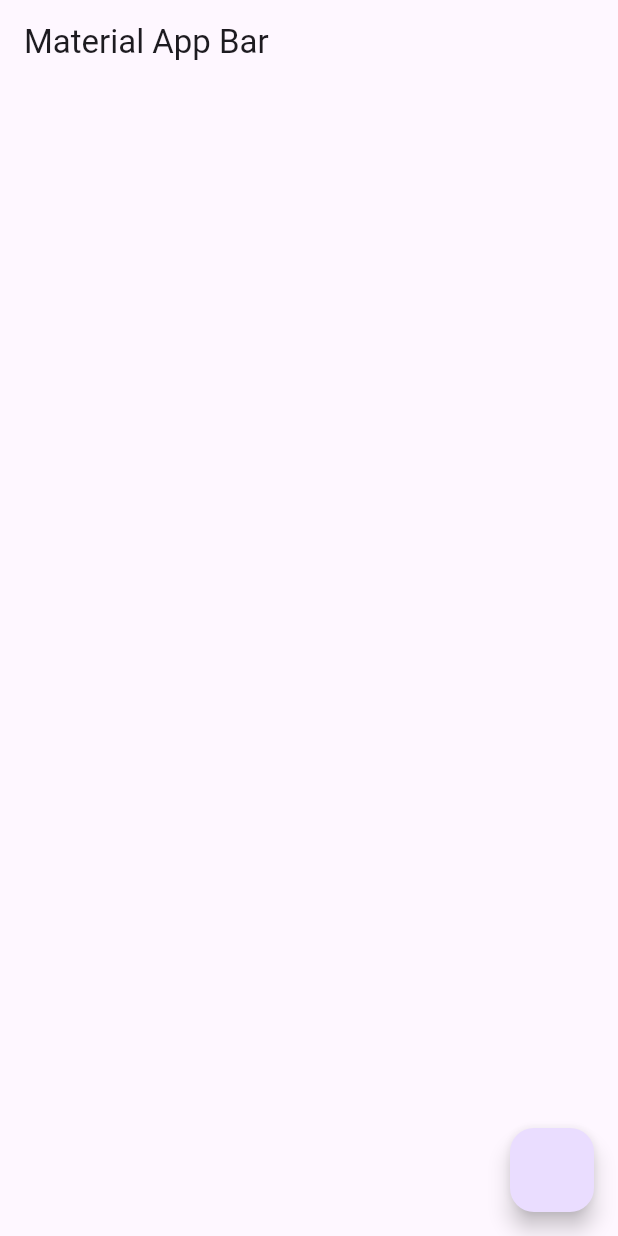
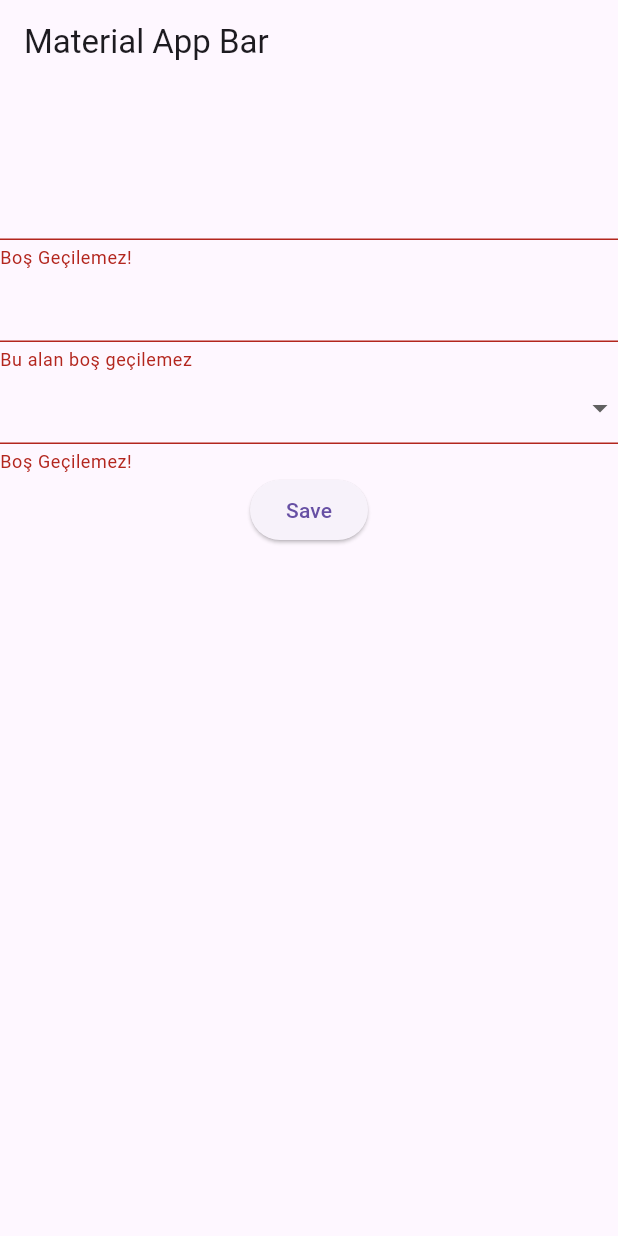
Before and after one commit to Eraytann/animated-mixin-extension-oop, a Flutter app: the screen it shows after launch, on a phone screen of 412 x 824 dp. Run offline on Flutter 3.47's test engine with Material 3 defaults, Android fonts, the phone set to English and light mode, and no system bars.

Commit message:
FormField and Validators added

```diff
--- /dev/null
+++ b/lib/FormLearnView/form_learn_view.dart
@@ -0,0 +1,77 @@
+import 'package:flutter/material.dart';
+
+class FormLearnView extends StatefulWidget {
+  const FormLearnView({super.key});
+
+  @override
+  State<FormLearnView> createState() => _FormLearnViewState();
+}
+
+class _FormLearnViewState extends State<FormLearnView> {
+  //Key üzerinden formun state'i kontrol edilebilir
+  GlobalKey<FormState> _key = GlobalKey();
+
+  @override
+  Widget build(BuildContext context) {
+    return Scaffold(
+      appBar: AppBar(),
+      body: Form(
+        key: _key,
+        autovalidateMode: AutovalidateMode.always,
+        onChanged: () => print('Changed'),
+        child: Column(
+          children: [
+            TextFormField(
+              validator: FormFieldValidator().isNotEmpty,
+            ),
+            TextFormField(
+              validator: (value) {
+                return (value?.isNotEmpty ?? false)
+                    ? null
+                    : 'Bu alan boş geçilemez';
+              },
+            ),
+            DropdownButtonFormField<String>(
+                validator: FormFieldValidator().isNotEmpty,
+                items: const [
+                  DropdownMenuItem(
+                    value: '34',
+                    child: Text('İstanbul'),
+                  ),
+                  DropdownMenuItem(
+                    value: '06',
+                    child: Text('Ankara'),
+                  ),
+                  DropdownMenuItem(
+                    value: '35',
+                    child: Text('İzmir'),
+                  ),
+                ],
+                onChanged: (value) {}),
+            ElevatedButton(
+              onPressed: () {
+                if (_key.currentState?.validate() ?? false) {
+                  print('Okey');
+                }
+              },
+              child: const Text('Save'),
+            )
+          ],
+        ),
+      ),
+    );
+  }
+}
+
+//Validator metodu
+class FormFieldValidator {
+  String? isNotEmpty(String? data) {
+    return (data?.isNotEmpty ?? false)
+        ? null
+        : ValidatorMessage._notEmptyMessage;
+  }
+}
+
+class ValidatorMessage {
+  static const String _notEmptyMessage = 'Boş Geçilemez!';
+}
--- a/lib/main.dart
+++ b/lib/main.dart
@@ -1,5 +1,6 @@
 import 'package:flutter/material.dart';
-import 'package:flutter_202/OopLearn/oop_learn_view.dart';
+
+import 'FormLearnView/form_learn_view.dart';
 
 void main() => runApp(const MyApp());
 
@@ -14,7 +15,7 @@ class MyApp extends StatelessWidget {
         appBar: AppBar(
           title: const Text('Material App Bar'),
         ),
-        body: const OOPLearnView(),
+        body: const FormLearnView(),
       ),
     );
   }
```
